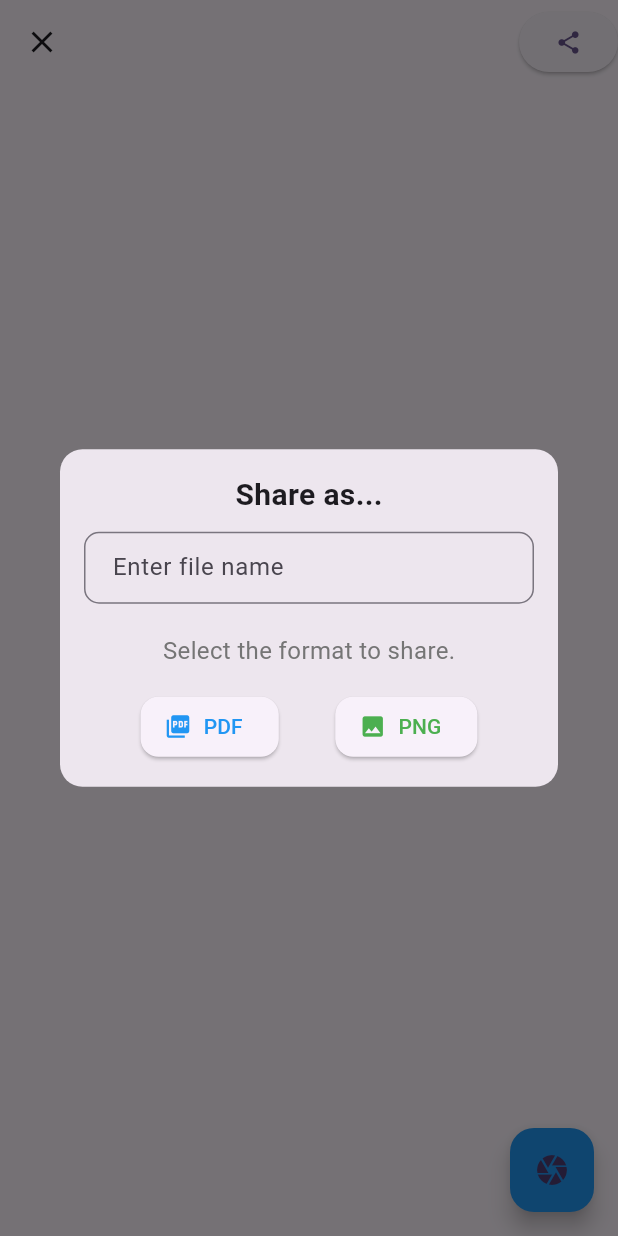
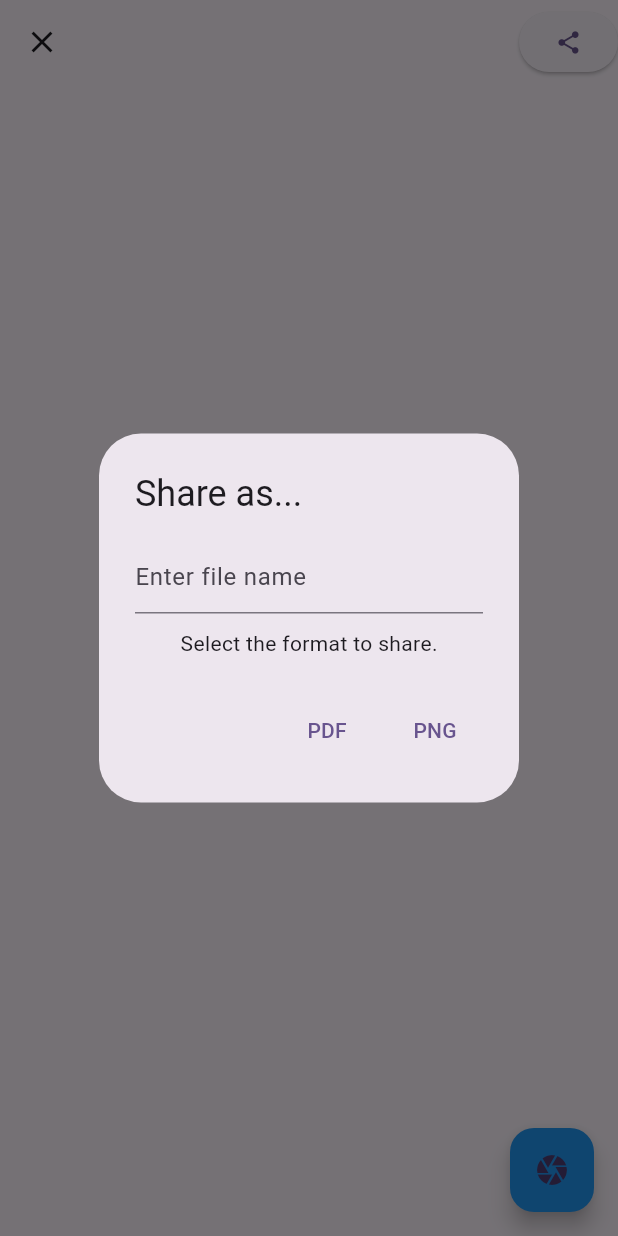
Before and after one commit to ranjan231/Doc-Scanner, a Flutter app: the ScannerScreen screen opened directly with empty values, after a tap on the "share" icon, on a phone screen of 412 x 824 dp. Run offline on Flutter 3.47's test engine with Material 3 defaults, Android fonts, the phone set to English and light mode, and no system bars; our stand-ins replace cloud_firestore, file_picker, firebase_auth, firebase_core, google_sign_in, image_picker and 5 more; missing offline and left inert: google_mlkit_document_scanner, googleapis; accounts and stored records are empty.

Commit message:
update CameraScreen

```diff
--- a/lib/Screen/CameraScreen/CameraScreen.dart
+++ b/lib/Screen/CameraScreen/CameraScreen.dart
@@ -1,3 +1,4 @@
+
 import 'dart:math';
 
 import 'package:cloud_firestore/cloud_firestore.dart';
@@ -71,11 +72,6 @@ class _ScannerScreenState extends State<ScannerScreen> {
       manager.selectedImages[index] = !manager.selectedImages[index];
     });
   }
-  // void _toggleImageSelection(int index) {
-  //   setState(() {
-  //     manager.selectedImages[index] = !manager.selectedImages[index];
-  //   });
-  // }
 
   Future<void> _showShareOptions() async {
     TextEditingController fileNameController = TextEditingController();
@@ -84,100 +80,81 @@ Future<void> _showShareOptions() async {
     await showDialog(
       context: context,
       builder: (BuildContext context) {
-      return Dialog(
-        shape: RoundedRectangleBorder(borderRadius: BorderRadius.circular(15)),
-        child: Padding(
-          padding: const EdgeInsets.all(16.0),
-          child: Column(
+        return StatefulBuilder(
+          builder: (BuildContext context, StateSetter setState) {
+            return AlertDialog(
+              title: Text("Share as..."),
+              content: Column(
                 mainAxisSize: MainAxisSize.min,
                 children: [
-              Text(
-                "Share as...",
-                style: TextStyle(
-                  fontSize: 20,
-                  fontWeight: FontWeight.bold,
-                ),
-              ),
-              SizedBox(height: 10),
                   TextField(
                     controller: fileNameController,
                     decoration: InputDecoration(
                       hintText: "Enter file name",
                       errorText: errorMessage.isNotEmpty ? errorMessage : null,
-                  contentPadding: EdgeInsets.symmetric(vertical: 10, horizontal: 15),
-                  border: OutlineInputBorder(
-                    borderRadius: BorderRadius.circular(10),
                     ),
                   ),
-              ),
-              SizedBox(height: 20),
-              Text(
-                "Select the format to share.",
-                style: TextStyle(fontSize: 16, color: Colors.grey[600]),
-              ),
-              SizedBox(height: 15),
-              Row(
-                mainAxisAlignment: MainAxisAlignment.spaceEvenly,
-                children: [
-                  ElevatedButton.icon(
-                    icon: Icon(Icons.picture_as_pdf),
-                    label: Text("PDF"),
-                    onPressed: () async {
-                      await _handleFileSharing(fileNameController, errorMessage, "PDF");
-                    },
-                    style: ElevatedButton.styleFrom(
-                      foregroundColor: Colors.blue,
-                      shape: RoundedRectangleBorder(
-                        borderRadius: BorderRadius.circular(12),
-                      ),
-                    ),
-                  ),
-                  ElevatedButton.icon(
-                    icon: Icon(Icons.image),
-                    label: Text("PNG"),
-                    onPressed: () async {
-                      await _handleFileSharing(fileNameController, errorMessage, "PNG");
-                    },
-                    style: ElevatedButton.styleFrom(
-                     foregroundColor: Colors.green,
-                      shape: RoundedRectangleBorder(
-                        borderRadius: BorderRadius.circular(12),
-                      ),
-                    ),
-                  ),
+                  SizedBox(height: 10),
+                  Text("Select the format to share."),
                 ],
               ),
-            ],
-          ),
-        ),
-      );
-    },
-  );
-}
-
-Future<void> _handleFileSharing(TextEditingController fileNameController, String errorMessage, String fileType) async {
+              actions: [
+                TextButton(
+                  onPressed: () async {
                     String fileName = fileNameController.text.isEmpty
                         ? 'file_${Random().nextInt(1000000)}'
                         : fileNameController.text;
+                    final directory = await getApplicationDocumentsDirectory();
+                    final outputFile = File('${directory.path}/$fileName.pdf');
 
-  final directory = await getApplicationDocumentsDirectory();
-  final outputFile = File('${directory.path}/$fileName.${fileType.toLowerCase()}');
-  bool isDuplicate = await _checkForDuplicateFileName(outputFile.path);
+                    bool isDuplicate =
+                        await _checkForDuplicateFileName(outputFile.path);
 
                     if (isDuplicate) {
                       setState(() {
                         errorMessage = 'A file with this name already exists.';
                       });
                     } else {
-    if (fileType == "PDF") {
                       await _shareFileAsPDF(fileName);
-    } else {
-      _shareFileAsPNG();
+                      Navigator.of(context)
+                          .pop();
                     }
-    Navigator.of(context).pop();
+                  },
+                  child: Text("PDF"),
+                ),
+                TextButton(
+                  onPressed: () async {
+                    String fileName = fileNameController.text.isEmpty
+                        ? 'file_${Random().nextInt(1000000)}'
+                        : fileNameController.text;
+                    List<String> selectedPaths = _getSelectedImages();
+                  bool isDuplicate = false;
+                  for (String imagePath in selectedPaths) {
+                    if (await _checkForDuplicateFileName(imagePath)) {
+                      isDuplicate = true;
+                      break;
                     }
                   }
 
+                    if (isDuplicate) {
+                      setState(() {
+                        errorMessage = 'A file with this name already exists.';
+                      });
+                    } else {
+                      _shareFileAsPNG();
+                      Navigator.of(context)
+                          .pop();
+                    }
+                  },
+                  child: Text("PNG"),
+                ),
+              ],
+            );
+          },
+        );
+      },
+    );
+  }
 
 
   Future<bool> _checkForDuplicateFileName(String filePath) async {
@@ -330,12 +307,7 @@ Future<void> _handleFileSharing(TextEditingController fileNameController, String
 
   Widget _buildScanResult() {
     if (manager.scannedImages.isEmpty) {
-    return Center(
-      child: Text(
-        'No scan result yet.',
-        style: TextStyle(fontSize: 16, color: Colors.grey),
-      ),
-    );
+      return Center(child: Text('No scan result yet.'));
     }
 
     return GridView.builder(
@@ -349,48 +321,34 @@ Future<void> _handleFileSharing(TextEditingController fileNameController, String
         final imagePath = manager.scannedImages[index];
         return GestureDetector(
           onTap: () => _toggleImageSelection(index),
-        child: Stack(
-          children: [
-
-            Card(
-
-              shape: RoundedRectangleBorder(
-                borderRadius: BorderRadius.circular(15),
-              ),
+          child: Card(
+            shape:
+                RoundedRectangleBorder(borderRadius: BorderRadius.circular(10)),
             margin: EdgeInsets.all(8),
             elevation: 5,
-              child: ClipRRect(
-
-                borderRadius: BorderRadius.circular(15),
-                child: Image.file(
-                  File(imagePath),
-                  fit: BoxFit.cover,
-                ),
-              ),
+            child: Stack(
+              fit: StackFit.expand,
+              children: [
+                ClipRRect(
+                  borderRadius: BorderRadius.circular(10),
+                  child: Image.file(File(imagePath), fit: BoxFit.cover),
                 ),
                 if (manager.selectedImages[index])
-              Positioned.fill(
-                child: Container(
-                  decoration: BoxDecoration(
-                    color: Colors.black45,
-                    borderRadius: BorderRadius.circular(15),
-                  ),
-                  child: Center(
+                  Positioned(
+                    top: 5,
+                    right: 5,
                     child: Icon(
                       Icons.check_circle,
-                      color: Colors.greenAccent,
-                      size: 40,
-                    ),
-                  ),
+                      color: Colors.green,
                     ),
                   ),
               ],
+            ),
           ),
         );
       },
     );
   }
-
 
   @override
   Widget build(BuildContext context) {
```
Lines whose indentation alone changed are shown as unchanged.
